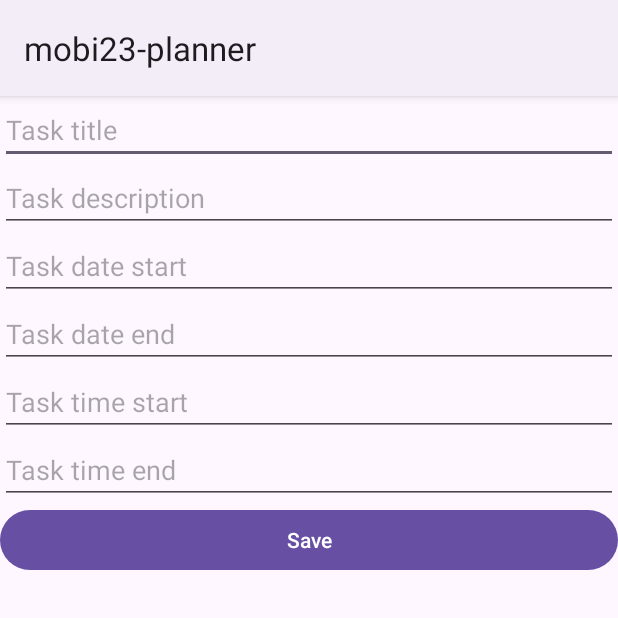
After one commit to uhhigor/mobi23-planner, an Android app: the EditTaskActivity screen opened directly, with no data from a screen before it, on a phone screen of 412 x 824 dp, the top half of it. The commit adds this screen. Run offline under Robolectric (Android 15) with nearby library versions, the phone set to English and light mode, and no system bars.

Commit message:
EditTaskActivity, adding and editing existing tasks.

```diff
--- /dev/null
+++ b/app/src/main/java/com/example/mobi23_planner/EditTaskActivity.java
@@ -0,0 +1,59 @@
+package com.example.mobi23_planner;
+
+import androidx.appcompat.app.AppCompatActivity;
+
+import android.os.Bundle;
+import android.widget.Button;
+import android.widget.EditText;
+
+import com.example.mobi23_planner.data.Task;
+
+public class EditTaskActivity extends AppCompatActivity {
+
+    EditText etTitle, etDescription, etDateStart, etDateEnd, etTimeStart, etTimeEnd;
+    Button btSave;
+
+    @Override
+    protected void onCreate(Bundle savedInstanceState) {
+        super.onCreate(savedInstanceState);
+        setContentView(R.layout.activity_edit_task);
+
+        etTitle = findViewById(R.id.etTitle);
+        etDescription = findViewById(R.id.etDescription);
+        etDateStart = findViewById(R.id.etDateStart);
+        etDateEnd = findViewById(R.id.etDateEnd);
+        etTimeStart = findViewById(R.id.etTimeStart);
+        etTimeEnd = findViewById(R.id.etTimeEnd);
+
+        btSave = findViewById(R.id.btSave);
+
+        Task oldTask = (Task) getIntent().getSerializableExtra("oldTask");
+
+        if(oldTask != null) {
+            etTitle.setText(oldTask.getTitle());
+            etDescription.setText(oldTask.getDescription());
+            etDateStart.setText(oldTask.getDateStart());
+            etDateEnd.setText(oldTask.getDateEnd());
+            etTimeStart.setText(oldTask.getTimeStart());
+            etTimeEnd.setText(oldTask.getTimeEnd());
+
+            getIntent().putExtra("oldTaskId", oldTask.id);
+        }
+
+        btSave.setOnClickListener(v -> {
+            Task newTask = new Task(
+                    etTitle.getText().toString(),
+                    etDescription.getText().toString(),
+                    etDateStart.getText().toString(),
+                    etDateEnd.getText().toString(),
+                    etTimeStart.getText().toString(),
+                    etTimeEnd.getText().toString(),
+                    10, false
+            );
+            getIntent().putExtra("newTask", newTask);
+            setResult(RESULT_OK, getIntent());
+            finish();
+        });
+
+    }
+}
--- a/app/src/main/java/com/example/mobi23_planner/TasksAdapter.java
+++ b/app/src/main/java/com/example/mobi23_planner/TasksAdapter.java
@@ -1,5 +1,6 @@
 package com.example.mobi23_planner;
 
+import android.annotation.SuppressLint;
 import android.content.Context;
 import android.view.LayoutInflater;
 import android.view.View;
@@ -19,6 +20,7 @@ public class TasksAdapter extends RecyclerView.Adapter<TasksAdapter.ViewHolder>
     private List<Task> taskList;
 
     public TasksAdapter() {
+        DataManager.getInstance().updateTasksList();
         this.taskList = DataManager.getInstance().getTasks();
         DataManager.getInstance().addListener(this);
     }
@@ -50,6 +52,7 @@ public class TasksAdapter extends RecyclerView.Adapter<TasksAdapter.ViewHolder>
         return taskList.size();
     }
 
+    @SuppressLint("NotifyDataSetChanged")
     @Override
     public void tasksListChanged() {
         taskList = DataManager.getInstance().getTasks();
--- /dev/null
+++ b/app/src/main/res/layout/activity_edit_task.xml
@@ -0,0 +1,71 @@
+<?xml version="1.0" encoding="utf-8"?>
+<androidx.constraintlayout.widget.ConstraintLayout xmlns:android="http://schemas.android.com/apk/res/android"
+    xmlns:app="http://schemas.android.com/apk/res-auto"
+    xmlns:tools="http://schemas.android.com/tools"
+    android:layout_width="match_parent"
+    android:layout_height="match_parent"
+    tools:context=".EditTaskActivity">
+
+    <LinearLayout
+        android:layout_width="match_parent"
+        android:layout_height="match_parent"
+        android:orientation="vertical">
+
+        <EditText
+            android:id="@+id/etTitle"
+            android:layout_width="match_parent"
+            android:layout_height="wrap_content"
+            android:ems="10"
+            android:hint="Task title"
+            android:inputType="text" />
+
+        <EditText
+            android:id="@+id/etDescription"
+            android:layout_width="match_parent"
+            android:layout_height="wrap_content"
+            android:ems="10"
+            android:gravity="start|top"
+            android:hint="Task description"
+            android:inputType="textMultiLine" />
+
+        <EditText
+            android:id="@+id/etDateStart"
+            android:layout_width="match_parent"
+            android:layout_height="wrap_content"
+            android:ems="10"
+            android:hint="Task date start"
+            android:inputType="date" />
+
+        <EditText
+            android:id="@+id/etDateEnd"
+            android:layout_width="match_parent"
+            android:layout_height="wrap_content"
+            android:ems="10"
+            android:hint="Task date end"
+            android:inputType="date"
+            android:selectAllOnFocus="false" />
+
+        <EditText
+            android:id="@+id/etTimeStart"
+            android:layout_width="match_parent"
+            android:layout_height="wrap_content"
+            android:ems="10"
+            android:hint="Task time start"
+            android:inputType="time" />
+
+        <EditText
+            android:id="@+id/etTimeEnd"
+            android:layout_width="match_parent"
+            android:layout_height="wrap_content"
+            android:ems="10"
+            android:hint="Task time end"
+            android:inputType="time" />
+
+        <Button
+            android:id="@+id/btSave"
+            android:layout_width="match_parent"
+            android:layout_height="wrap_content"
+            android:text="Save" />
+
+    </LinearLayout>
+</androidx.constraintlayout.widget.ConstraintLayout>
--- a/app/src/main/res/values/themes.xml
+++ b/app/src/main/res/values/themes.xml
@@ -1,8 +1,6 @@
 <resources xmlns:tools="http://schemas.android.com/tools">
     <!-- Base application theme. -->
-    <style name="Base.Theme.Mobi23planner" parent="Theme.Material3.DayNight.NoActionBar">
-        <!-- Customize your light theme here. -->
-        <!-- <item name="colorPrimary">@color/my_light_primary</item> -->
+    <style name="Base.Theme.Mobi23planner" parent="Theme.Material3.DayNight">
     </style>
 
     <style name="Theme.Mobi23planner" parent="Base.Theme.Mobi23planner" />
```
Also changed, not shown: app/src/main/AndroidManifest.xml (+6 -3 lines), app/src/main/java/com/example/mobi23_planner/LoginActivity.java (+12 -2 lines), app/src/main/java/com/example/mobi23_planner/RegisterActivity.java (+13 -4 lines), app/src/main/java/com/example/mobi23_planner/TasksListActivity.java (+80 -13 lines), app/src/main/java/com/example/mobi23_planner/data/DataManager.java (+54 -11 lines), app/src/main/java/com/example/mobi23_planner/data/Task.java (+34 -16 lines), app/src/main/java/com/example/mobi23_planner/data/User.java (added, +24 -0 lines), app/src/main/res/layout/activity_login.xml (+13 -1 lines), app/src/main/res/layout/activity_register.xml (+14 -2 lines), app/src/main/res/layout/activity_tasks_list.xml (+0 -9 lines), app/src/main/res/menu/menu_main.xml (+8 -3 lines).
